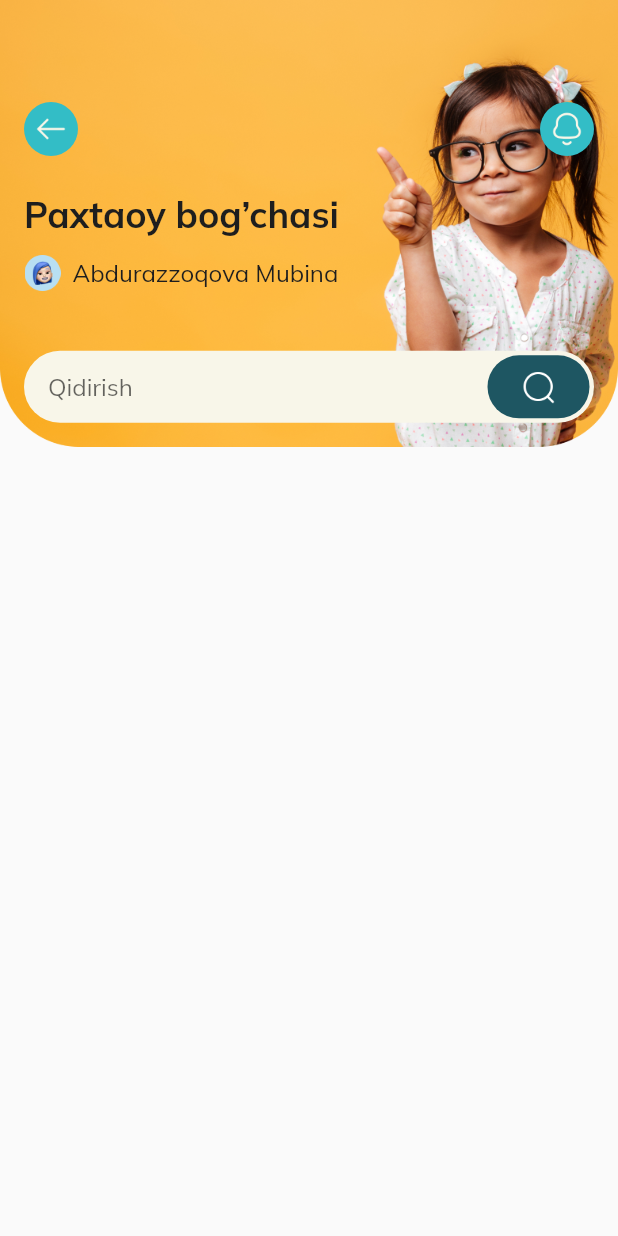
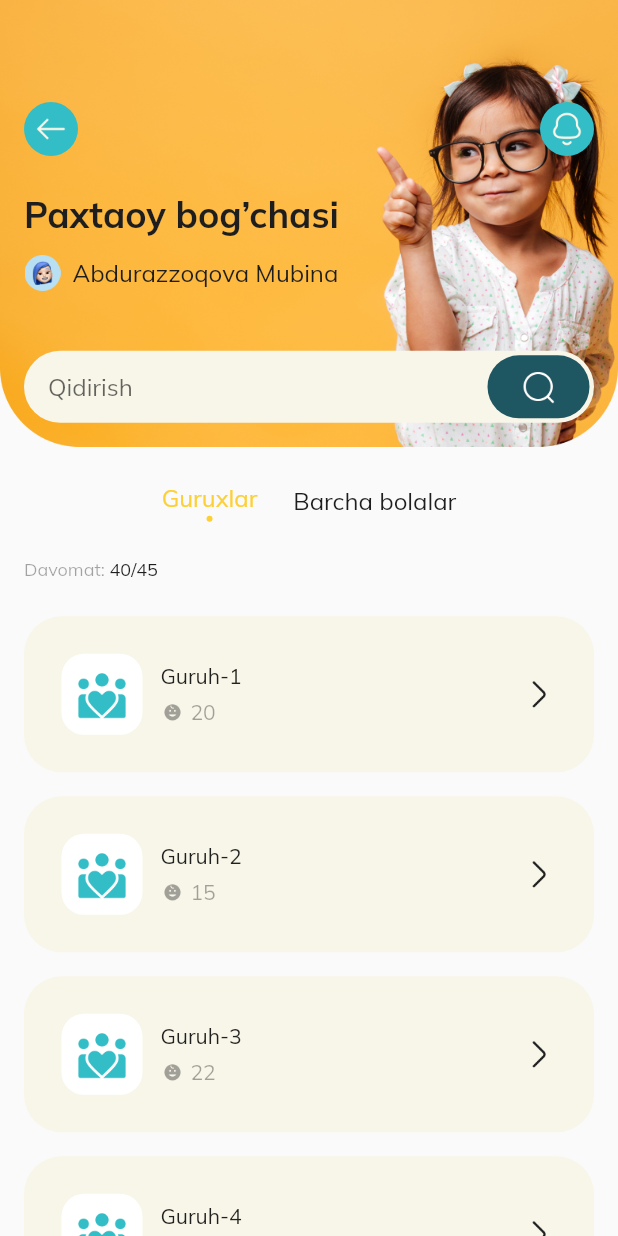
Before and after one commit to tursunalikhorunaliyev/kingdergarden, a Flutter app: the Davomat screen opened directly, on a phone screen of 412 x 824 dp. Run offline on Flutter 3.47's test engine with Material 2 defaults, Android fonts, the phone set to English and light mode, and no system bars; our stand-ins replace google_fonts, im_stepper.

Commit message:
davomat page view

```diff
--- a/lib/main.dart
+++ b/lib/main.dart
@@ -8,7 +8,7 @@ void main(List<String> args) {
   runApp(
     const MaterialApp(
       debugShowCheckedModeBanner: false,
-      home: Test(),
+      home: Davomat(),
     ),
   );
 }
--- a/lib/view/custome/custom_listtile.dart
+++ b/lib/view/custome/custom_listtile.dart
@@ -7,7 +7,18 @@ class CustomListTile extends StatelessWidget {
   final Widget widget;
 
   final bool color2;
-  const CustomListTile({super.key, required this.widget, required this.color2});
+  final String iconPath;
+  final String text;
+  final String leadingIconPath;
+
+  const CustomListTile({
+    super.key,
+    required this.widget,
+    required this.color2,
+    required this.iconPath,
+    required this.text,
+    required this.leadingIconPath,
+  });
 
   @override
   Widget build(BuildContext context) {
@@ -30,7 +41,7 @@ class CustomListTile extends StatelessWidget {
               child: Padding(
                 padding: const EdgeInsets.all(6.0),
                 child: Image.asset(
-                  "assets/images/Group.png",
+                  iconPath,
                   width: 42,
                   height: 42,
                 ),
@@ -44,7 +55,7 @@ class CustomListTile extends StatelessWidget {
               mainAxisAlignment: MainAxisAlignment.spaceEvenly,
               children: [
                 Text(
-                  "Guruh-1",
+                  text,
                   style: GoogleFonts.mulish(),
                 ),
                 widget,
@@ -52,7 +63,7 @@ class CustomListTile extends StatelessWidget {
             ),
             const Spacer(),
             Image.asset(
-              "assets/images/arrow-right.png",
+              leadingIconPath,
               width: 24,
               height: 24,
             )
--- /dev/null
+++ b/lib/view/custome/custom_pageview_button.dart
@@ -0,0 +1,23 @@
+import 'package:flutter/material.dart';
+import 'package:flutter/src/widgets/framework.dart';
+import 'package:flutter/src/widgets/placeholder.dart';
+
+class CustomPageviewButton extends StatefulWidget {
+  const CustomPageviewButton({super.key});
+
+  @override
+  State<CustomPageviewButton> createState() => _CustomPageviewButtonState();
+}
+
+class _CustomPageviewButtonState extends State<CustomPageviewButton> {
+  @override
+  Widget build(BuildContext context) {
+    return Row(
+      children: [
+        Column(
+          children: [],
+        ),
+      ],
+    );
+  }
+}
--- a/lib/view/extra/app_const.dart
+++ b/lib/view/extra/app_const.dart
@@ -29,5 +29,17 @@ const List<String> actTimes = [
   "12:00 - 13:00",
   "12:00 - 13:00",
 ];
+const List<String> guruhNomi = [
+  "Guruh-1",
+  "Guruh-2",
+  "Guruh-3",
+  "Guruh-4",
+];
+const List<int> guruxBolalarSoni = [
+  20,
+  15,
+  22,
+  25,
+];
 const tappedColor = Color(0xFFFDD037);
 const defaultColor = Color(0xFF1E1E1E);
--- a/lib/view/screen/davomat.dart
+++ b/lib/view/screen/davomat.dart
@@ -1,18 +1,25 @@
+import 'dart:developer';
+
 import 'package:flutter/material.dart';
 import 'package:flutter/src/widgets/framework.dart';
 import 'package:flutter/src/widgets/placeholder.dart';
+import 'package:google_fonts/google_fonts.dart';
 import 'package:kingdergarden/view/custome/activities_top.dart';
 import 'package:kingdergarden/view/custome/cunstom_search.dart';
+import 'package:kingdergarden/view/custome/custom_listtile.dart';
+import 'package:kingdergarden/view/custome/parts_tabs.dart';
+import 'package:kingdergarden/view/extra/app_const.dart';
 
 class Davomat extends StatelessWidget {
   const Davomat({super.key});
 
   @override
   Widget build(BuildContext context) {
+    log("qurildi");
     return Scaffold(
       body: Column(
-        children: const [
-          ActivitiesTop(
+        children: [
+          const ActivitiesTop(
             isSingle: false,
             userName: "Abdurazzoqova Mubina",
             bottom: 16,
@@ -22,6 +29,92 @@ class Davomat extends StatelessWidget {
             smsCount: 0,
             isNotifyDark: true,
           ),
+          const SizedBox(
+            height: 24,
+          ),
+          const PartTabs(
+            firstTabText: "Guruxlar",
+            secondTabText: "Barcha bolalar",
+          ),
+          const SizedBox(
+            height: 24,
+          ),
+          Expanded(
+            child: PageView(
+              children: [
+                Column(
+                  crossAxisAlignment: CrossAxisAlignment.start,
+                  children: [
+                    Row(
+                      children: [
+                        const SizedBox(
+                          width: 16,
+                        ),
+                        Text(
+                          "Davomat: ",
+                          style: GoogleFonts.mulish(
+                            color: const Color(0xFF1E1E1E).withOpacity(0.4),
+                            fontSize: 12,
+                          ),
+                        ),
+                        Text(
+                          "40/45",
+                          style: GoogleFonts.mulish(
+                              color: const Color(0xFF1E1E1E), fontSize: 12),
+                        ),
+                      ],
+                    ),
+                    const SizedBox(
+                      height: 24,
+                    ),
+                    Expanded(
+                      child: ListView.builder(
+                        padding: EdgeInsets.zero,
+                        itemCount: guruhNomi.length,
+                        itemBuilder: (context, index) {
+                          return Padding(
+                            padding: const EdgeInsets.only(
+                              bottom: 16,
+                              right: 16,
+                              left: 16,
+                            ),
+                            child: CustomListTile(
+                              widget: Row(
+                                children: [
+                                  Image.asset(
+                                    "assets/images/childIcon.png",
+                                    width: 16,
+                                  ),
+                                  const SizedBox(
+                                    width: 4,
+                                  ),
+                                  Text(
+                                    guruxBolalarSoni[index].toString(),
+                                    style: GoogleFonts.mulish(
+                                      color: const Color(0xFF1E1E1E)
+                                          .withOpacity(0.4),
+                                      fontSize: 14,
+                                    ),
+                                  )
+                                ],
+                              ),
+                              color2: false,
+                              iconPath: "assets/images/group.png",
+                              text: guruhNomi[index],
+                              leadingIconPath: "assets/images/arrow-right.png",
+                            ),
+                          );
+                        },
+                      ),
+                    ),
+                  ],
+                ),
+                const ColoredBox(
+                  color: Colors.blue,
+                ),
+              ],
+            ),
+          ),
         ],
       ),
     );
```
Also changed, not shown: assets/images/childIcon.png (added).
